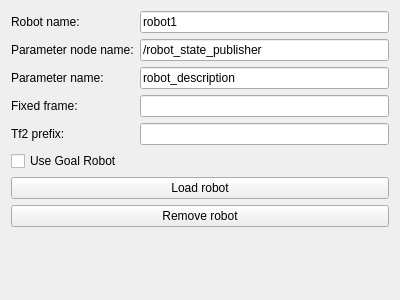
Qt form Resources/UI/qSlicerROS2RobotWidget.ui (rosmed/slicer_ros2_module) before a commit.
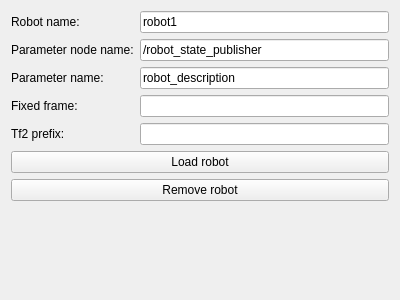
The same form after that commit.

Commit message: moved goal robot creation to python module. Now loads goal robot when you select a robot and click "Use"

What changed in the file:
```diff
--- a/Resources/UI/qSlicerROS2RobotWidget.ui
+++ b/Resources/UI/qSlicerROS2RobotWidget.ui
@@ -84,21 +84,21 @@
      </property>
     </widget>
    </item>
-   <item row="6" column="0" colspan="2">
+   <item row="5" column="0" colspan="2">
     <widget class="QPushButton" name="loadRobotButton">
      <property name="text">
       <string>Load robot</string>
      </property>
     </widget>
    </item>
-   <item row="7" column="0" colspan="2">
+   <item row="6" column="0" colspan="2">
     <widget class="QPushButton" name="removeRobotButton">
      <property name="text">
       <string>Remove robot</string>
      </property>
     </widget>
    </item>
-   <item row="8" column="0" colspan="2">
+   <item row="7" column="0" colspan="2">
     <spacer name="verticalSpacer">
      <property name="orientation">
       <enum>Qt::Vertical</enum>
@@ -111,13 +111,6 @@
      </property>
     </spacer>
    </item>
-    <item row="5" column="0" colspan="2">
-     <widget class="QCheckBox" name="goalCheckBox">
-      <property name="text">
-        <string>Use Goal Robot</string>
-      </property>
-     </widget>
-    </item>
   </layout>
  </widget>
  <resources/>
```
The commit also changes 5 other files.
